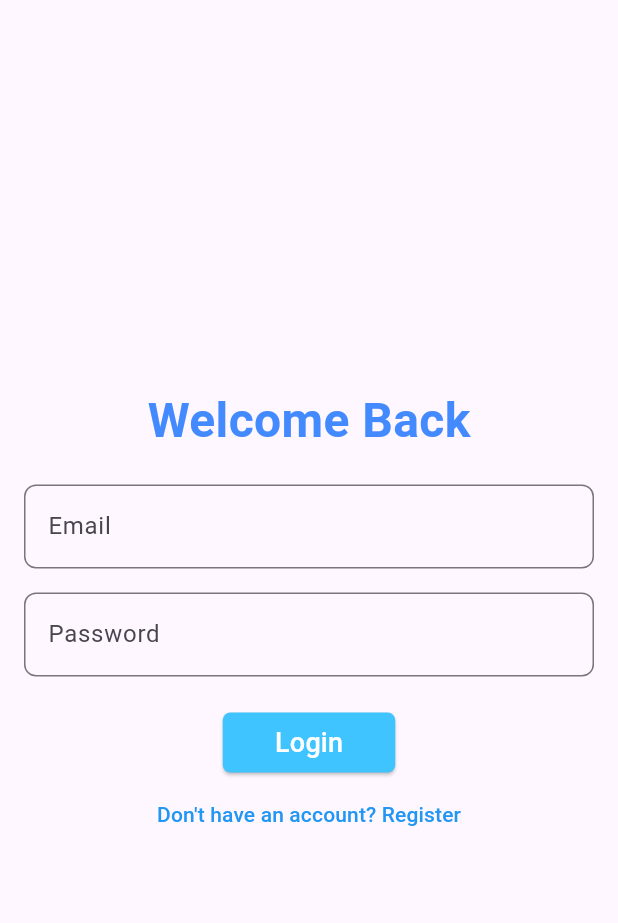
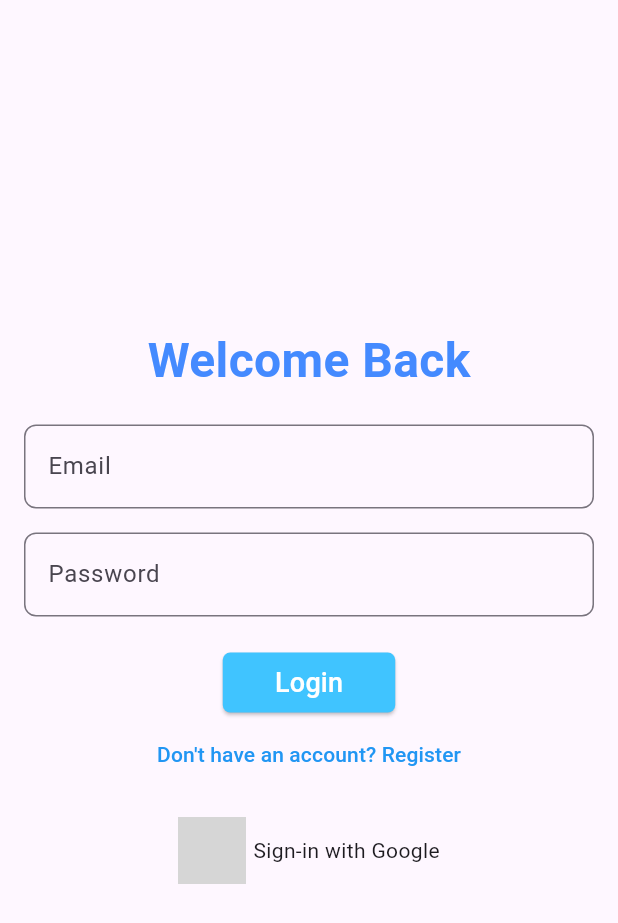
Before and after one commit to Smit085/SphereLink, a Flutter app: the screen it shows after launch, on a phone screen of 412 x 824 dp. Shown: the top 923 px of the screen. Run offline on Flutter 3.47's test engine with Material 3 defaults, Android fonts, the phone set to English and light mode, and no system bars; our stand-ins replace custom_radio_grouped_button, dotted_border, flutter_colorpicker, flutter_image_compress, geocoding, geolocator and 6 more; missing offline and left inert: android_intent_plus, gif, image_picker_android, image_picker_platform_interface, panorama_viewer; grey boxes are pictures that could not be loaded.

Commit message:
Added Google sign-In

```diff
--- a/lib/screens/LoginScreen.dart
+++ b/lib/screens/LoginScreen.dart
@@ -1,6 +1,8 @@
 import 'package:flutter/material.dart';
 import 'package:spherelink/core/session.dart';
+import 'package:spherelink/core/GoogleAuthService.dart';
 import 'package:spherelink/utils/appColors.dart';
+import '../utils/CustomPageRoute.dart';
 import '../widget/customSnackbar.dart';
 import 'MainScreen.dart';
 import 'RegistrationScreen.dart';
@@ -20,6 +22,33 @@ class _LoginScreenState extends State<LoginScreen> {
   final _formKey = GlobalKey<FormState>();
   final TextEditingController _emailController = TextEditingController();
   final TextEditingController _passwordController = TextEditingController();
+
+  void _handleGoogleSignIn() async {
+    setState(() => _isLoading = true);
+
+    final response = await GoogleAuthService().signInWithGoogle();
+    final user = response?['user']; // Extract only the user map
+
+    if (user != null) {
+      await Session().saveSession("${user['firstName']} ${user['lastName']}");
+
+      WidgetsBinding.instance.addPostFrameCallback((_) {
+        showCustomSnackBar(context, AppColors.textColorPrimary,
+            "Login successful", Colors.white, "", () => {});
+      });
+
+      Navigator.pushReplacement(
+        context,
+        MaterialPageRoute(builder: (context) => const MainScreen()),
+      );
+    } else {
+      ScaffoldMessenger.of(context).showSnackBar(
+        const SnackBar(content: Text("Google Sign-In failed. Try again!")),
+      );
+    }
+
+    setState(() => _isLoading = false);
+  }
 
   @override
   Widget build(BuildContext context) {
@@ -182,15 +211,46 @@ class _LoginScreenState extends State<LoginScreen> {
                 TextButton(
                   onPressed: () {
                     Navigator.pushReplacement(
-                      context,
-                      MaterialPageRoute(
-                        builder: (context) => const RegistrationScreen(),
-                      ),
-                    );
+                        context,
+                        CustomPageRoute(
+                          builder: (_) => const RegistrationScreen(),
+                          direction: TransitionDirection.fromRight,
+                        ));
                   },
                   child: const Text('Don\'t have an account? Register',
                       style: TextStyle(color: Colors.blue)),
                 ),
+                GestureDetector(
+                  onTap: () {
+                    print("Google");
+                    _isLoading ? null : _handleGoogleSignIn();
+                  },
+                  child: SizedBox(
+                    width: double.infinity,
+                    height: 80,
+                    child: _isLoading
+                        ? null
+                        : Row(
+                            mainAxisAlignment: MainAxisAlignment.center,
+                            mainAxisSize: MainAxisSize.min,
+                            children: <Widget>[
+                              Image.asset(
+                                "assets/img_google.png",
+                                width: 45,
+                                height: 45,
+                                fit: BoxFit.contain,
+                              ),
+                              const SizedBox(
+                                width: 5.0,
+                              ),
+                              const Text(
+                                'Sign-in with Google',
+                                style: TextStyle(fontSize: 14),
+                              )
+                            ],
+                          ),
+                  ),
+                )
               ],
             ),
           ),
```
